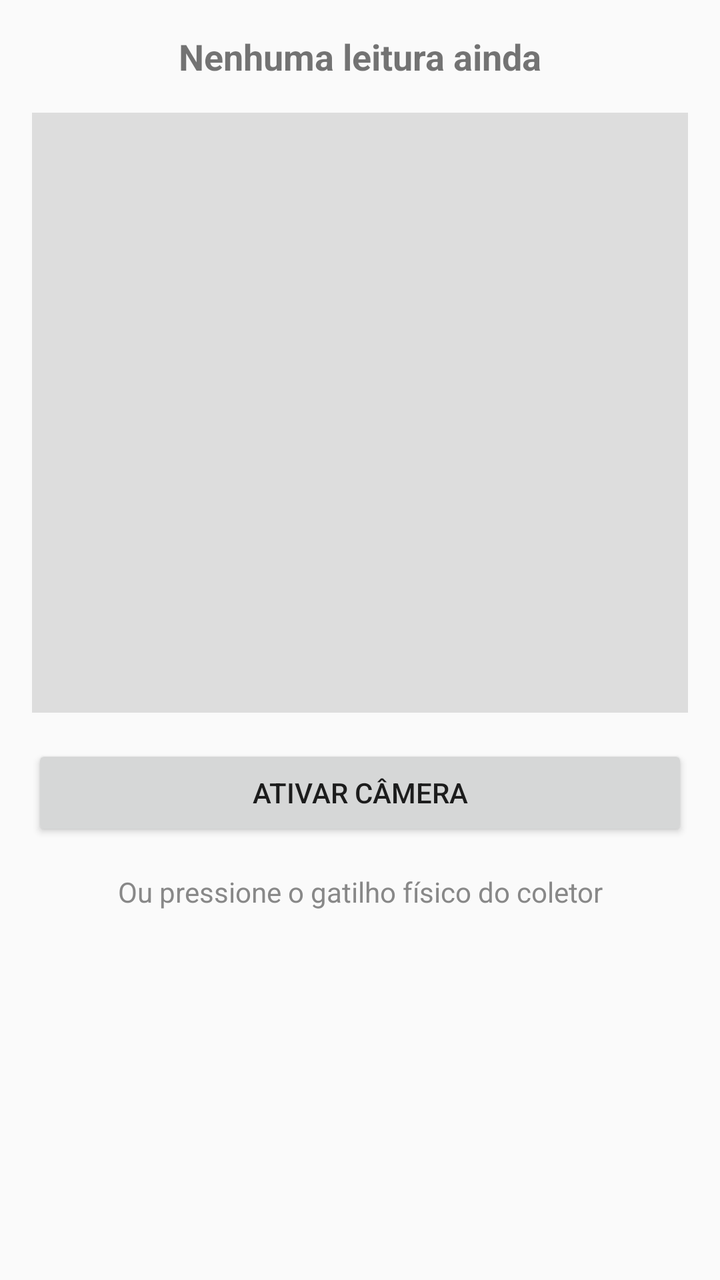
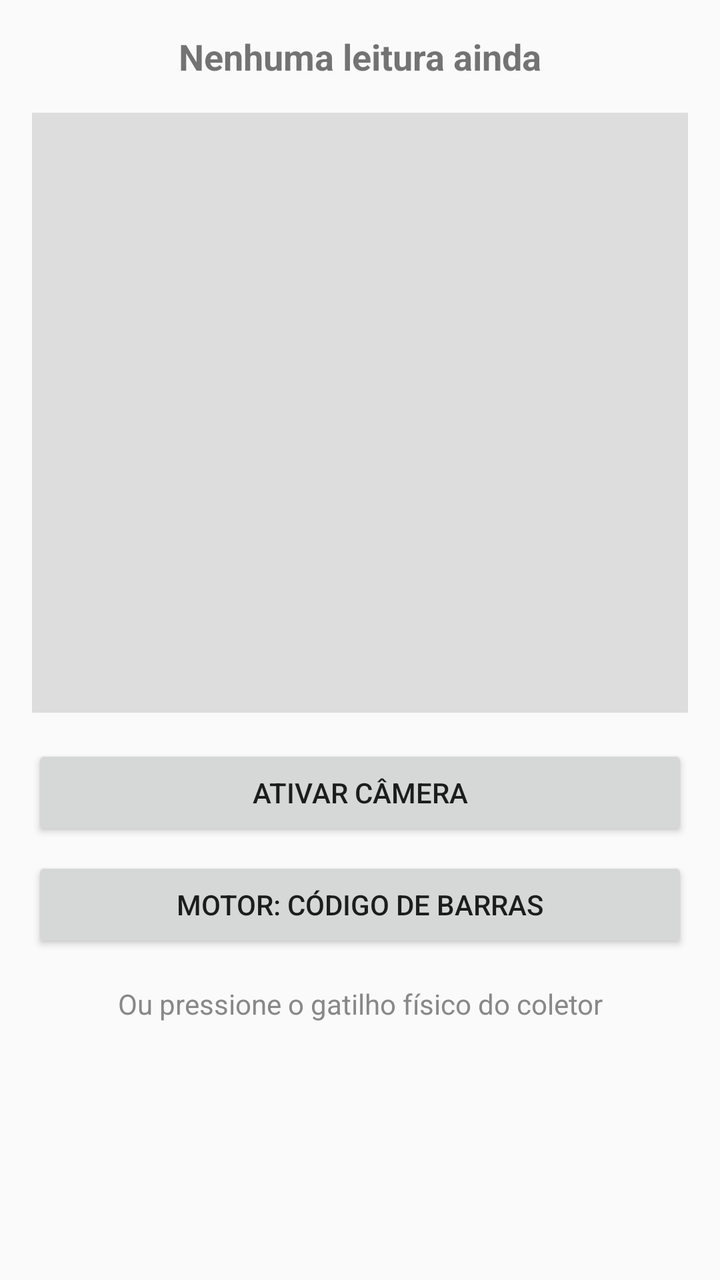

Compare the two renders of this Android layout. The source of the first and the diff that turns it into the second are given below.
<!-- AndroidManifest.xml: application theme android:Theme.Material.Light -->
<!-- res/layout/activity_main.xml -->
<?xml version="1.0" encoding="utf-8"?>
<LinearLayout xmlns:android="http://schemas.android.com/apk/res/android"
    android:layout_width="match_parent"
    android:layout_height="match_parent"
    android:orientation="vertical"
    android:padding="16dp">

    <TextView
        android:id="@+id/lastScanText"
        android:layout_width="match_parent"
        android:layout_height="wrap_content"
        android:textSize="18sp"
        android:textStyle="bold"
        android:gravity="center"
        android:text="Nenhuma leitura ainda" />

    
    <FrameLayout
        android:id="@+id/cameraContainer"
        android:layout_width="match_parent"
        android:layout_height="300dp"
        android:layout_marginTop="16dp"
        android:background="#DDDDDD" />

    <Button
        android:id="@+id/activateCameraButton"
        android:layout_width="match_parent"
        android:layout_height="wrap_content"
        android:layout_marginTop="16dp"
        android:text="Ativar Câmera" />

    <TextView
        android:layout_width="match_parent"
        android:layout_height="wrap_content"
        android:layout_marginTop="16dp"
        android:gravity="center"
        android:textColor="#888888"
        android:text="Ou pressione o gatilho físico do coletor" />

</LinearLayout>
<!-- resources referenced by this layout -->
<resources>

</resources>

<!-- the commit's change to res/layout/activity_main.xml (unified diff, before → after) -->
@@ -29,6 +29,13 @@
         android:layout_marginTop="16dp"
         android:text="Ativar Câmera" />
 
+    <Button
+        android:id="@+id/switchEngineButton"
+        android:layout_width="match_parent"
+        android:layout_height="wrap_content"
+        android:layout_marginTop="8dp"
+        android:text="Motor: Código de barras" />
+
     <TextView
         android:layout_width="match_parent"
         android:layout_height="wrap_content"
